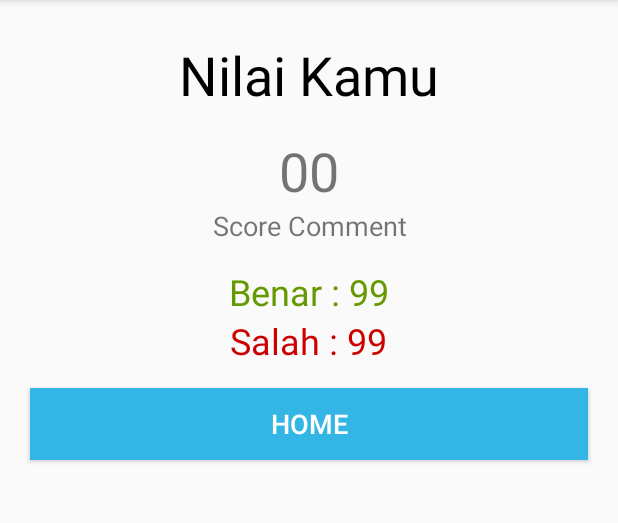
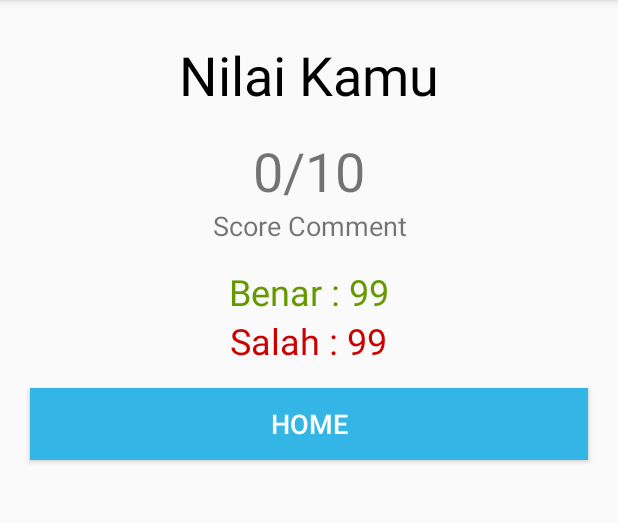
Before and after one commit to fadhil1106/SimulasiUn, an Android app: the ScoreActivity screen opened directly, with no data from a screen before it, on a phone screen of 412 x 824 dp, the part 84-607 px from its top. Run offline under Robolectric (Android 15) with nearby library versions, the phone set to English and light mode, and no system bars.

Commit message:
Finish Exam Layout

```diff
--- a/app/build.gradle
+++ b/app/build.gradle
@@ -3,6 +3,7 @@ apply plugin: 'com.android.application'
 apply plugin: 'kotlin-android'
 
 apply plugin: 'kotlin-android-extensions'
+apply plugin: 'com.google.gms.google-services'
 
 android {
     compileSdkVersion 27
@@ -26,9 +27,11 @@ android {
 dependencies {
     implementation fileTree(dir: 'libs', include: ['*.jar'])
     implementation "org.jetbrains.kotlin:kotlin-stdlib-jdk7:$kotlin_version"
+    //noinspection GradleCompatible
     implementation 'com.android.support:appcompat-v7:27.1.1'
     implementation 'com.android.support.constraint:constraint-layout:1.1.3'
     testImplementation 'junit:junit:4.12'
     androidTestImplementation 'com.android.support.test:runner:1.0.2'
     androidTestImplementation 'com.android.support.test.espresso:espresso-core:3.0.2'
+    implementation 'com.google.firebase:firebase-database:16.0.5'
 }
--- a/app/src/main/java/com/nunukan/workshop/simulasiun/ExamActivity.kt
+++ b/app/src/main/java/com/nunukan/workshop/simulasiun/ExamActivity.kt
@@ -5,8 +5,12 @@ import android.os.Bundle
 
 class ExamActivity : AppCompatActivity() {
 
+    private var subject:String = ""
+
     override fun onCreate(savedInstanceState: Bundle?) {
         super.onCreate(savedInstanceState)
         setContentView(R.layout.activity_exam)
+
+
     }
 }
--- a/app/src/main/res/layout/activity_score.xml
+++ b/app/src/main/res/layout/activity_score.xml
@@ -25,15 +25,15 @@
         android:orientation="vertical">
 
         <TextView
-            android:id="@+id/textView5"
+            android:id="@+id/txt_score"
             android:layout_width="match_parent"
             android:layout_height="wrap_content"
-            android:text="00"
+            android:text="0/10"
             android:textAlignment="center"
             android:textSize="36sp" />
 
         <TextView
-            android:id="@+id/textView11"
+            android:id="@+id/txt_comment"
             android:layout_width="match_parent"
             android:layout_height="wrap_content"
             android:text="Score Comment"
@@ -55,7 +55,7 @@
                 android:textSize="24sp" />
 
             <TextView
-                android:id="@+id/textView9"
+                android:id="@+id/txt_correct"
                 android:layout_width="wrap_content"
                 android:layout_height="wrap_content"
                 android:text="99"
@@ -78,7 +78,7 @@
                 android:textSize="24sp" />
 
             <TextView
-                android:id="@+id/textView10"
+                android:id="@+id/txt_incorrect"
                 android:layout_width="wrap_content"
                 android:layout_height="wrap_content"
                 android:text="99"
@@ -90,7 +90,7 @@
     </LinearLayout>
 
     <Button
-        android:id="@+id/button"
+        android:id="@+id/btn_home"
         android:layout_width="match_parent"
         android:layout_height="wrap_content"
         android:layout_marginLeft="20dp"
--- a/build.gradle
+++ b/build.gradle
@@ -9,6 +9,7 @@ buildscript {
     dependencies {
         classpath 'com.android.tools.build:gradle:3.2.1'
         classpath "org.jetbrains.kotlin:kotlin-gradle-plugin:$kotlin_version"
+        classpath 'com.google.gms:google-services:4.0.1'
 
         // NOTE: Do not place your application dependencies here; they belong
         // in the individual module build.gradle files
```
Also changed, not shown: app/src/main/java/com/nunukan/workshop/simulasiun/MainActivity.kt (+25 -1 lines), 1 other file.
